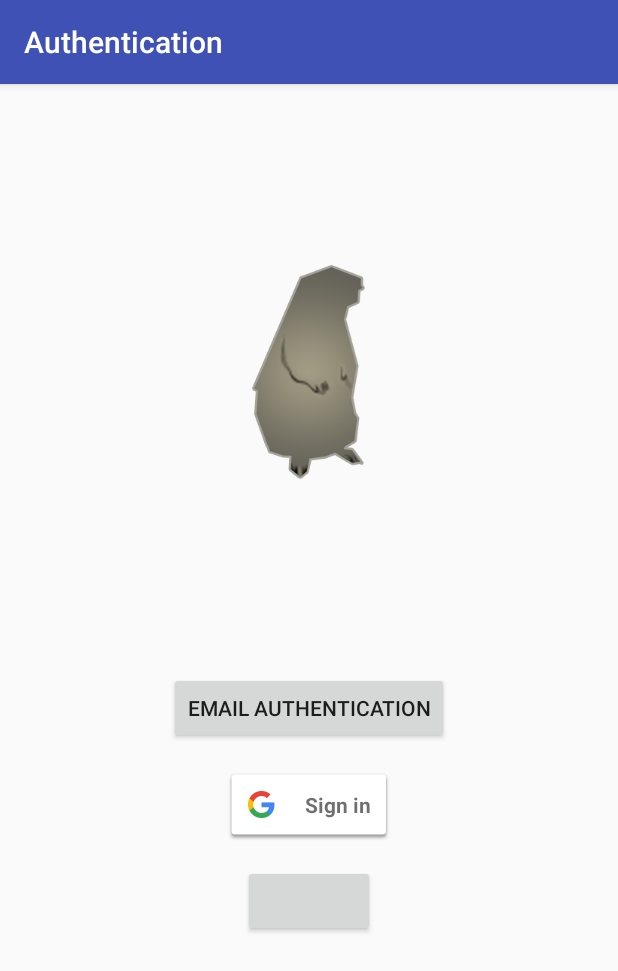
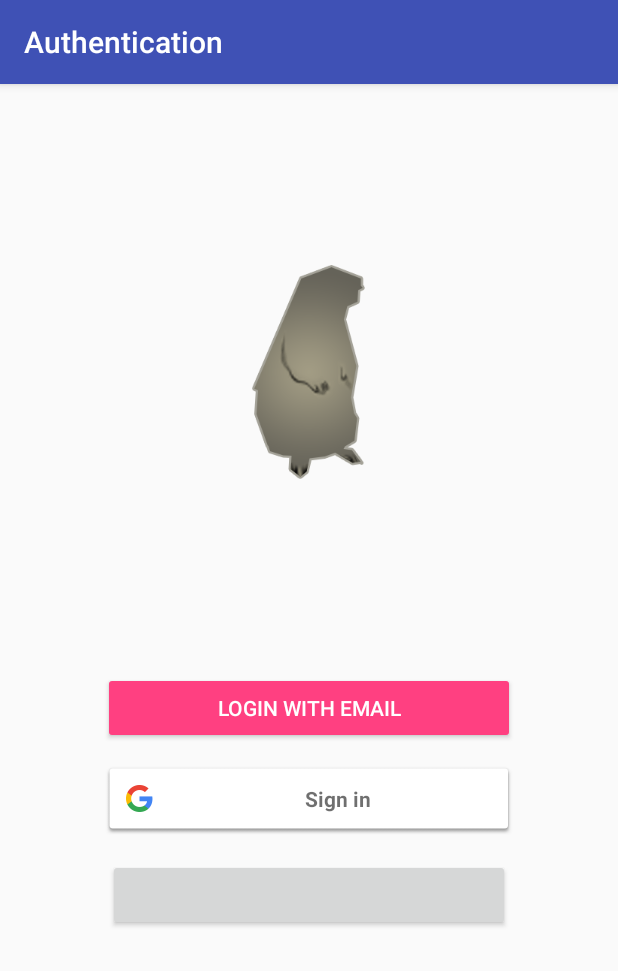
Before and after one commit to ripa1993/NeighborhoodSecurity, an Android app: the screen it shows after launch (AuthenticationActivity), on a phone screen of 412 x 824 dp. Shown: the top 971 px of the screen. Run offline under Robolectric (Android 15) with nearby library versions, the phone set to English and light mode, and no system bars; libraries missing offline, so code that uses them is left out: com.facebook, com.facebook.login; plain views replace LoginButton; 5 statements that could not run were skipped.

Commit message:
Nicer buttons

```diff
--- a/app/src/main/res/layout/fragment_authentication.xml
+++ b/app/src/main/res/layout/fragment_authentication.xml
@@ -21,43 +21,66 @@
             android:src="@drawable/marmotta" />
 
     </RelativeLayout>
+
     <LinearLayout
         android:layout_width="match_parent"
         android:layout_height="0dp"
-        android:orientation="vertical"
-        android:layout_weight="2">
+        android:layout_weight="2"
+        android:orientation="horizontal"
+        android:weightSum="3">
+
+        <LinearLayout
+            android:layout_width="0dp"
+            android:layout_height="match_parent"
+            android:layout_weight="0.5"></LinearLayout>
+
+        <LinearLayout
+            android:layout_width="0dp"
+            android:layout_height="match_parent"
+            android:layout_weight="2"
+            android:orientation="vertical">
 
             <Button
                 android:id="@+id/auth_email_btn"
-            android:layout_width="wrap_content"
+                style="?attr/buttonStyle"
+                android:layout_width="match_parent"
                 android:layout_height="wrap_content"
                 android:layout_gravity="center_horizontal"
+                android:layout_marginBottom="8dp"
                 android:layout_marginTop="8dp"
-            android:layout_marginBottom="8dp"
-            style="?attr/buttonStyle"
-            android:text="@string/button_email_auth"/>
+                android:backgroundTint="@color/colorAccent"
+                android:text="@string/button_email_auth"
+                android:textColor="@color/white" />
 
             <com.google.android.gms.common.SignInButton
                 android:id="@+id/sign_in_button"
-            android:layout_width="wrap_content"
+                android:layout_width="match_parent"
                 android:layout_height="wrap_content"
                 android:layout_gravity="center_horizontal"
-            android:layout_marginTop="8dp"
                 android:layout_marginBottom="8dp"
-            android:onClick="googleSignIn"/>
+                android:layout_marginTop="4dp"
+                android:onClick="googleSignIn" />
 
             <com.facebook.login.widget.LoginButton
                 android:id="@+id/login_button"
-            android:layout_width="wrap_content"
+                android:layout_width="match_parent"
                 android:layout_height="wrap_content"
                 android:layout_gravity="center_horizontal"
-            android:paddingTop="12dp"
+                android:layout_marginBottom="8dp"
+                android:layout_marginTop="8dp"
+                android:layout_marginLeft="3dp"
+                android:layout_marginRight="3dp"
                 android:paddingBottom="12dp"
-            android:paddingLeft="8dp"
+                android:paddingLeft="12dp"
                 android:paddingRight="8dp"
-            android:layout_marginTop="8dp"
-            android:layout_marginBottom="8dp"
-            />
+                android:paddingTop="12dp" />
+        </LinearLayout>
+
+        <LinearLayout
+            android:layout_width="0dp"
+            android:layout_height="match_parent"
+            android:layout_weight="0.5"></LinearLayout>
+
     </LinearLayout>
 
 
--- a/app/src/main/res/values/colors.xml
+++ b/app/src/main/res/values/colors.xml
@@ -10,6 +10,7 @@
     <color name="black_transparent">#20000000</color>
 
     <color name="grey_300">#E0E0E0</color>
+    <color name="white">#fff</color>
 
 
 </resources>
--- a/app/src/main/res/values/strings.xml
+++ b/app/src/main/res/values/strings.xml
@@ -1,8 +1,8 @@
 <resources>
     <string name="app_name">Neighborhood Security</string>
-    <string name="web_client_id">822387448086-becf94hab3hbcq5h0irme0hij0kq6d45.apps.googleusercontent.com</string>
-    <string name="facebook_app_id">1895370760703633</string>
-    <string name="fb_login_protocol_scheme">fb1895370760703633</string>
+    <string name="web_client_id" translatable="false">822387448086-becf94hab3hbcq5h0irme0hij0kq6d45.apps.googleusercontent.com</string>
+    <string name="facebook_app_id" translatable="false">1895370760703633</string>
+    <string name="fb_login_protocol_scheme" translatable="false">fb1895370760703633</string>
 
     <!-- Enum Format -->
     <string name="eventtype_carjacking">Carjacking</string>
@@ -35,7 +35,7 @@
     <string name="forgot_password">Forgot your password?</string>
     <string name="register_now">Not a member? Register now!</string>
     <string name="title_authentication">Authentication</string>
-    <string name="button_email_auth">Email Authentication</string>
+    <string name="button_email_auth">Login with Email</string>
 
     <!-- Hints -->
     <string name="hint_event_type">Event type</string>
```
Also changed, not shown: 1 other file. Lines whose indentation alone changed are shown as unchanged.
